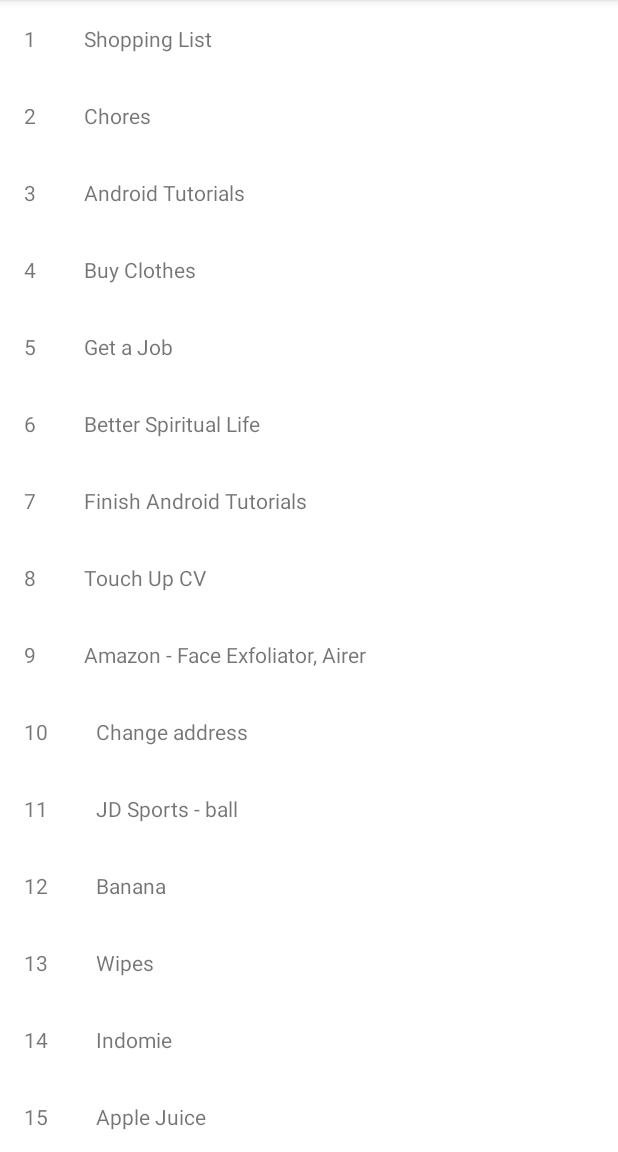
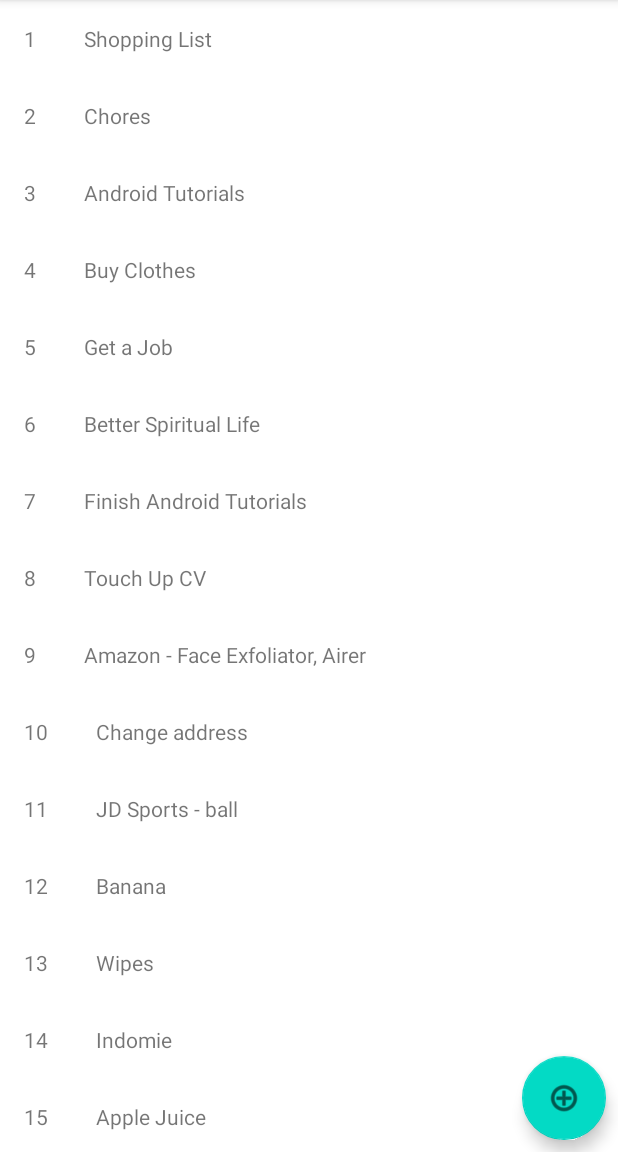
Before and after one commit to Dayesoro/ListMakerApp, an Android app: the screen it shows after launch (MainActivity), on a phone screen of 412 x 824 dp, the part 84-1236 px from its top. Run offline under Robolectric (Android 15) with nearby library versions, the phone set to English and light mode, and no system bars.

Commit message:
Added a Dialog to allow Users enter a name for their new List when FAB is clicked

```diff
--- a/app/src/main/java/com/example/listmaker/MainActivity.kt
+++ b/app/src/main/java/com/example/listmaker/MainActivity.kt
@@ -2,17 +2,47 @@ package com.example.listmaker
 
 import androidx.appcompat.app.AppCompatActivity
 import android.os.Bundle
+import android.text.InputType
+import android.widget.EditText
+import androidx.appcompat.app.AlertDialog
+import com.example.listmaker.databinding.ActivityMainBinding
 import com.example.listmaker.ui.main.MainFragment
 
 class MainActivity : AppCompatActivity() {
 
+    private lateinit var binding: ActivityMainBinding
+
     override fun onCreate(savedInstanceState: Bundle?) {
         super.onCreate(savedInstanceState)
-        setContentView(R.layout.activity_main)
+
+        binding = ActivityMainBinding.inflate(layoutInflater)
+        setContentView(binding.root)
+
         if (savedInstanceState == null) {
             supportFragmentManager.beginTransaction()
                 .replace(R.id.container, MainFragment.newInstance())
                 .commitNow()
         }
+
+        binding.fabButton.setOnClickListener {
+            showCreateListDialog()
+        }
+    }
+
+    private fun showCreateListDialog() {
+
+        val dialogTitle = getString(R.string.name_of_list)
+        val positiveButtonTitle = getString(R.string.create_list)
+
+        val builder = AlertDialog.Builder(this)
+        val listTitleEditText = EditText(this)
+        listTitleEditText.inputType = InputType.TYPE_CLASS_TEXT
+
+        builder.setTitle(dialogTitle)
+        builder.setView(listTitleEditText)
+
+        builder.setPositiveButton(positiveButtonTitle) { dialog, _ -> dialog.dismiss() }
+
+        builder.create().show()
     }
 }
--- a/app/src/main/res/layout/activity_main.xml
+++ b/app/src/main/res/layout/activity_main.xml
@@ -1,7 +1,19 @@
 <?xml version="1.0" encoding="utf-8"?>
 <FrameLayout xmlns:android="http://schemas.android.com/apk/res/android"
+    xmlns:app="http://schemas.android.com/apk/res-auto"
     xmlns:tools="http://schemas.android.com/tools"
     android:id="@+id/container"
     android:layout_width="match_parent"
     android:layout_height="match_parent"
-    tools:context=".MainActivity" />
+    tools:context=".MainActivity">
+
+    <com.google.android.material.floatingactionbutton.FloatingActionButton
+        android:id="@+id/fabButton"
+        android:layout_width="wrap_content"
+        android:layout_height="wrap_content"
+        android:layout_gravity="bottom|right"
+        android:layout_marginRight="8dp"
+        android:layout_marginBottom="8dp"
+        android:clickable="true"
+        app:srcCompat="@android:drawable/ic_menu_add" />
+</FrameLayout>
--- a/app/src/main/res/values/strings.xml
+++ b/app/src/main/res/values/strings.xml
@@ -1,3 +1,5 @@
 <resources>
     <string name="app_name">Listmaker</string>
+    <string name="name_of_list">What is the name of your list?</string>
+    <string name="create_list">Create</string>
 </resources>
```
